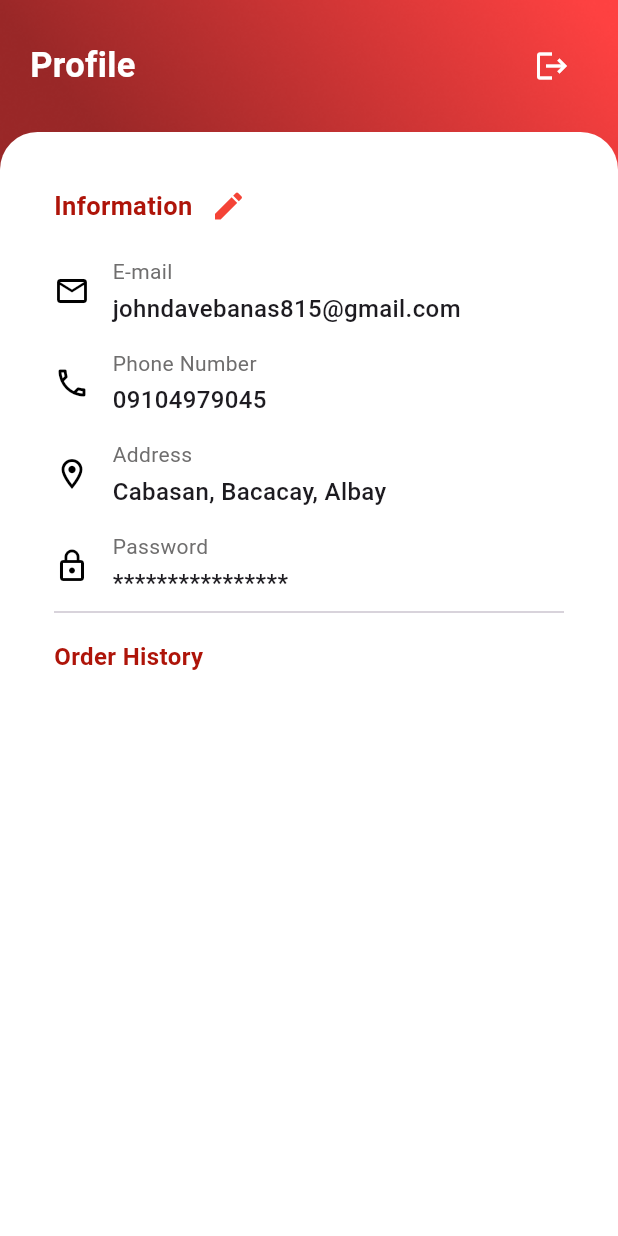
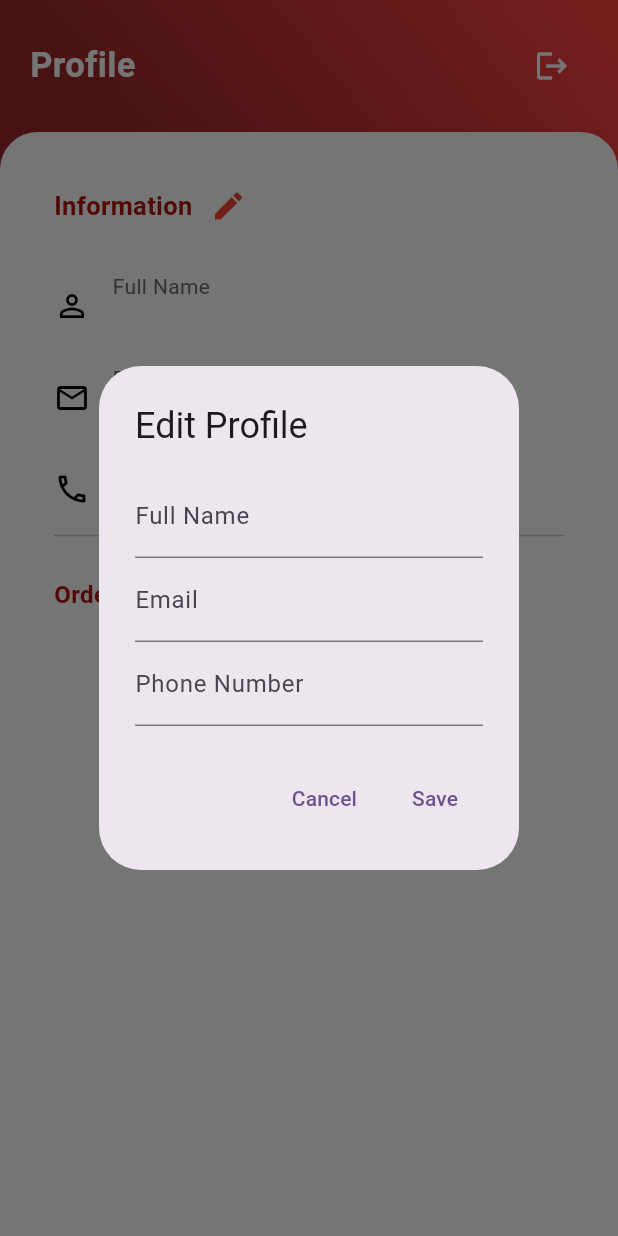
Before and after one commit to jDxve/EatEase, a Flutter app: the ProfileScreen screen opened directly with empty values, after a tap on the "edit" icon, on a phone screen of 412 x 824 dp. Run offline on Flutter 3.47's test engine with Material 3 defaults, Android fonts, the phone set to English and light mode, and no system bars; our stand-ins replace email_validator, flutter_dotenv, shared_preferences, webview_flutter; accounts and stored records are empty; network calls fail.

Commit message:
done ui and backedn of pforile infromation

```diff
--- a/lib/screens/profile_screen.dart
+++ b/lib/screens/profile_screen.dart
@@ -1,12 +1,160 @@
 import 'package:flutter/material.dart';
+import 'package:http/http.dart' as http;
+import 'dart:convert';
+import 'package:flutter_dotenv/flutter_dotenv.dart'; // If you're using .env files
 
-class ProfileScreen extends StatelessWidget {
+class ProfileScreen extends StatefulWidget {
   final String userId;
 
   const ProfileScreen({
-    super.key,
+    Key? key,
     required this.userId,
-  });
+  }) : super(key: key);
+
+  @override
+  _ProfileScreenState createState() => _ProfileScreenState();
+}
+
+class _ProfileScreenState extends State<ProfileScreen> {
+  String _email = "";
+  String _phone = "";
+  String _fullName = "";
+
+  @override
+  void initState() {
+    super.initState();
+    _fetchUserData(); // Fetch data when the screen loads
+  }
+
+  Future<void> _fetchUserData() async {
+    final String apiUrl =
+        "${dotenv.env['API_BASE_URL']}/users/${widget.userId}"; // Using dotenv
+
+    try {
+      final response = await http.get(Uri.parse(apiUrl));
+
+      if (response.statusCode == 200) {
+        final Map<String, dynamic> data =
+            json.decode(response.body); // Parse JSON
+        print("User  data fetched: $data"); // Log the fetched data
+        setState(() {
+          _email = data['email'] ?? "Email not found"; // Provide default value
+          _phone = data['phone'] ?? "Phone not found"; // Provide default value
+          _fullName = data['fullName'] ??
+              "Full Name not found"; // Provide default value
+        });
+      } else {
+        print("Failed to fetch user data. Status code: ${response.statusCode}");
+        print("Response body: ${response.body}");
+      }
+    } catch (error) {
+      print("Error fetching user data: $error");
+    }
+  }
+
+  void _showEditDialog(BuildContext context) {
+    final _formKey = GlobalKey<FormState>();
+    String? _newFullName = _fullName;
+    String? _newEmail = _email;
+    String? _newPhone = _phone;
+
+    showDialog(
+      context: context,
+      builder: (BuildContext context) {
+        return AlertDialog(
+          title: const Text('Edit Profile'),
+          content: Form(
+            key: _formKey,
+            child: Column(
+              mainAxisSize: MainAxisSize.min,
+              children: [
+                TextFormField(
+                  initialValue: _fullName,
+                  decoration: const InputDecoration(labelText: 'Full Name'),
+                  onChanged: (value) => _newFullName = value,
+                  validator: (value) {
+                    if (value == null || value.isEmpty) {
+                      return 'Please enter your full name';
+                    }
+                    return null;
+                  },
+                ),
+                TextFormField(
+                  initialValue: _email,
+                  decoration: const InputDecoration(labelText: 'Email'),
+                  onChanged: (value) => _newEmail = value,
+                  validator: (value) {
+                    if (value == null || value.isEmpty) {
+                      return 'Please enter your email';
+                    }
+                    return null;
+                  },
+                ),
+                TextFormField(
+                  initialValue: _phone,
+                  decoration: const InputDecoration(labelText: 'Phone Number'),
+                  onChanged: (value) => _newPhone = value,
+                  validator: (value) {
+                    if (value == null || value.isEmpty) {
+                      return 'Please enter your phone number';
+                    }
+                    return null;
+                  },
+                ),
+              ],
+            ),
+          ),
+          actions: [
+            TextButton(
+              onPressed: () {
+                Navigator.of(context).pop(); // Close the dialog
+              },
+              child: const Text('Cancel'),
+            ),
+            TextButton(
+              onPressed: () async {
+                if (_formKey.currentState!.validate()) {
+                  await _updateUserData(_newFullName, _newEmail, _newPhone);
+                  Navigator.of(context).pop(); // Close the dialog
+                }
+              },
+              child: const Text('Save'),
+            ),
+          ],
+        );
+      },
+    );
+  }
+
+  Future<void> _updateUserData(
+      String? fullName, String? email, String? phone) async {
+    final String apiUrl =
+        "${dotenv.env['API_BASE_URL']}/users/${widget.userId}";
+
+    try {
+      final response = await http.put(
+        Uri.parse(apiUrl),
+        headers: {
+          "Content-Type": "application/json",
+        },
+        body: json.encode({
+          'fullName': fullName?.trim(),
+          'email': email?.trim(),
+          'phone': phone?.trim(),
+        }),
+      );
+
+      if (response.statusCode == 200) {
+        print("User updated successfully");
+        _fetchUserData();
+      } else {
+        print("Failed to update user. Status code: ${response.statusCode}");
+        print("Response body: ${response.body}");
+      }
+    } catch (error) {
+      print("Error updating user data: $error");
+    }
+  }
 
   @override
   Widget build(BuildContext context) {
@@ -40,7 +188,9 @@ class ProfileScreen extends StatelessWidget {
                         Icons.logout,
                         color: Colors.white,
                       ),
-                      onPressed: () {},
+                      onPressed: () {
+                        // Logout logic here
+                      },
                     ),
                   ],
                 ),
@@ -78,37 +228,35 @@ class ProfileScreen extends StatelessWidget {
                                 color: Colors.red,
                               ),
                               onPressed: () {
-                                // Edit logic here
+                                _showEditDialog(context);
                               },
                             ),
                           ],
                         ),
-                        const SizedBox(height: 10),
+                        const SizedBox(
+                            height:
+                                20), // Added spacing before the first info row
+                        _buildInfoRow(
+                          icon: Icons.person_outline,
+                          label: 'Full Name',
+                          value: _fullName,
+                        ),
+                        const SizedBox(
+                            height: 15), // Added spacing after Full Name
                         _buildInfoRow(
                           icon: Icons.email_outlined,
                           label: 'E-mail',
-                          value: 'johndavebanas815@gmail.com',
+                          value: _email,
                         ),
-                        const SizedBox(height: 15),
+                        const SizedBox(
+                            height: 15), // Added spacing after E-mail
                         _buildInfoRow(
                           icon: Icons.phone_outlined,
                           label: 'Phone Number',
-                          value: '09104979045',
-                        ),
-                        const SizedBox(height: 15),
-                        _buildInfoRow(
-                          icon: Icons.location_on_outlined,
-                          label: 'Address',
-                          value: 'Cabasan, Bacacay, Albay',
-                        ),
-                        const SizedBox(height: 15),
-                        _buildInfoRow(
-                          icon: Icons.lock_outline,
-                          label: 'Password',
-                          value: '****************',
+                          value: _phone,
                         ),
                         const Divider(),
-                        const SizedBox(height: 10),
+                        const SizedBox(height: 20),
                         const Text(
                           'Order History',
                           style: TextStyle(
@@ -156,6 +304,7 @@ class ProfileScreen extends StatelessWidget {
               Text(
                 value,
                 style: const TextStyle(
+                  color: Colors.black,
                   fontSize: 16,
                   fontWeight: FontWeight.w500,
                 ),
```
Also changed, not shown: 1 other file.
